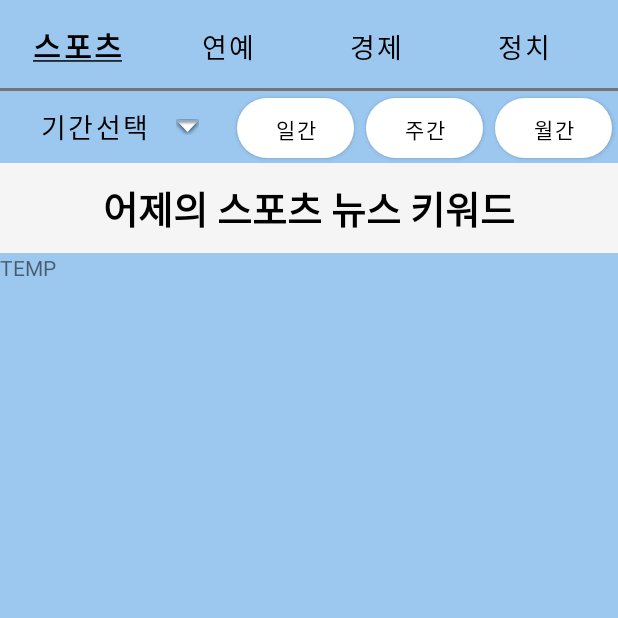
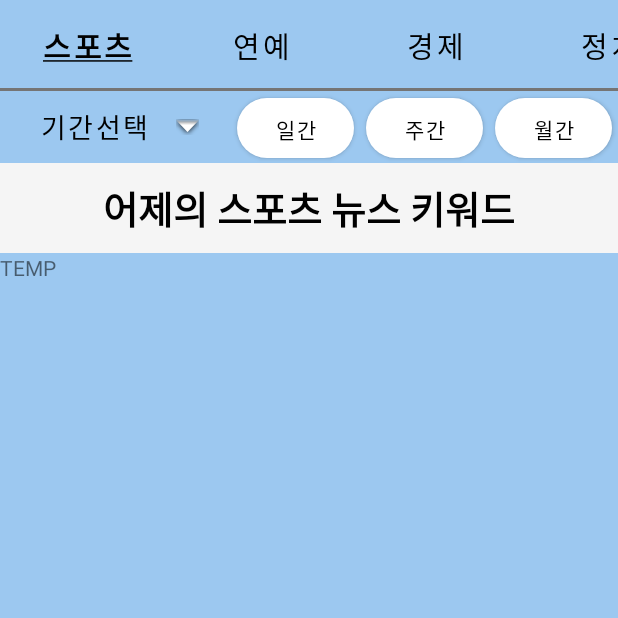
Before and after one commit to GR8-SW-Project/-Diving-into-the-news, an Android app: the screen it shows after launch (HomeActivity), on a phone screen of 412 x 824 dp, the top half of it. Run offline under Robolectric (Android 15) with nearby library versions, the light colour scheme and no system bars.

Commit message:
Code Refactoring / Font size change

```diff
--- a/app/src/main/java/com/example/divingintothenews/HomeActivity.java
+++ b/app/src/main/java/com/example/divingintothenews/HomeActivity.java
@@ -23,6 +23,7 @@ import java.util.Objects;
 
 public class HomeActivity extends AppCompatActivity {
 
+    // 메인 페이지 변수
     private TextView tv_title;
     private TextView tv_temp;
 
@@ -30,13 +31,15 @@ public class HomeActivity extends AppCompatActivity {
 
     private Button btn_date_select, btn_date_daily, btn_date_weekly, btn_date_monthly;
 
-    private Button btn_start_date, btn_end_date;
-
-    private Button btn_confirm, btn_cancel;
-
     private String date_selected = "어제";
     private String category_selected = "스포츠";
-    private Button picked_button;
+
+    private int btn_ctg_selected;
+
+    // 팝업 변수
+    private Dialog popup;
+
+    private Button btn_start_date, btn_end_date, btn_confirm, btn_cancel, picked_button;
 
     private LocalDate startDate, endDate;
     private LocalDate now;
@@ -45,14 +48,11 @@ public class HomeActivity extends AppCompatActivity {
 
     private DateTimeFormatter formatter;
 
-    UnderlineSpan underlineSpan = new UnderlineSpan();
-    StyleSpan boldSpan = new StyleSpan(Typeface.BOLD);
-
-    private int btn_ctg_selected;
-
     // 선택된 카테고리 버튼 표시용 메소드
     public void buttonHighlight(Button btn)
     {
+        UnderlineSpan underlineSpan = new UnderlineSpan();
+        StyleSpan boldSpan = new StyleSpan(Typeface.BOLD);
         SpannableString content = new SpannableString(btn.getText());
         content.setSpan(underlineSpan, 0, content.length(), 0);
         content.setSpan(boldSpan, 0, content.length(), Spannable.SPAN_EXCLUSIVE_EXCLUSIVE);
@@ -63,6 +63,8 @@ public class HomeActivity extends AppCompatActivity {
     // 타 카테고리 버튼 선택 시 기존 표시 제거
     public void buttonRemoveHighlight(Button btn)
     {
+        UnderlineSpan underlineSpan = new UnderlineSpan();
+        StyleSpan boldSpan = new StyleSpan(Typeface.BOLD);
         SpannableString content = new SpannableString(btn.getText());
         content.removeSpan(underlineSpan);
         content.removeSpan(boldSpan);
@@ -77,6 +79,7 @@ public class HomeActivity extends AppCompatActivity {
         tv_title.setText(text);
     }
 
+    // 카테고리 선택 버튼 리스너
     class CategoryBtnOnClickListener implements Button.OnClickListener {
         @Override
         public void onClick(View view) {
@@ -105,6 +108,7 @@ public class HomeActivity extends AppCompatActivity {
         }
     }
 
+    // 일간, 주간, 월간 선택 버튼 리스너
     class DateBtnOnClickListener implements Button.OnClickListener {
         @Override
         public void onClick(View view) {
@@ -118,12 +122,23 @@ public class HomeActivity extends AppCompatActivity {
         }
     }
 
+    // 기간 선택 버튼 리스너
+    class DateSelectBtnOnClickListener implements View.OnClickListener{
+        @Override
+        public void onClick(View view)
+        {
+            InitializePopup();
+        }
+    }
+
+    // 팝업 || 시작일, 종료일 버튼 리스너
     class DatePickerBtnOnClickListener implements Button.OnClickListener {
         @Override
         public void onClick(View view) {
             startDate = LocalDate.now();
             endDate = LocalDate.now();
 
+            date_picker.updateDate(now.getYear(), now.getMonthValue()-1, now.getDayOfMonth());
             date_picker.show();
             if(view.getId() == R.id.btn_start_date){
                 picked_button = btn_start_date;}
@@ -132,10 +147,27 @@ public class HomeActivity extends AppCompatActivity {
         }
     }
 
+    // 팝업 || 날짜 선택 리스너
+    class DatePickerOnDateSetListener implements DatePickerDialog.OnDateSetListener{
+        @Override
+        public void onDateSet(DatePicker view, int year, int monthOfYear, int dayOfMonth) {
+            LocalDate local_date = LocalDate.of(year, monthOfYear+1, dayOfMonth);
+            String local_date_text = local_date.format(formatter);
+
+            picked_button.setText(local_date_text);
+
+            if (picked_button == btn_start_date){
+                startDate = local_date;}
+            else{
+                endDate = local_date;}
+
+            btn_confirm.setEnabled(startDate != null && endDate != null && ((startDate.compareTo(endDate) <= 0)));
+        }
+    }
+
+
     public void InitializeVariable()
     {
-        now = LocalDate.now();
-        formatter = DateTimeFormatter.ofPattern("yyyy/MM/dd");
         btn_ctg_selected = R.id.btn_ctg_sports;
     }
 
@@ -163,7 +195,6 @@ public class HomeActivity extends AppCompatActivity {
     public void InitializeListener()
     {
         CategoryBtnOnClickListener onClickListener1 = new CategoryBtnOnClickListener() ;
-
         btn_ctg_sports.setOnClickListener(onClickListener1);
         btn_ctg_entertainment.setOnClickListener(onClickListener1);
         btn_ctg_economy.setOnClickListener(onClickListener1);
@@ -171,32 +202,33 @@ public class HomeActivity extends AppCompatActivity {
         btn_ctg_esports.setOnClickListener(onClickListener1);
 
         DateBtnOnClickListener onClickListener2 = new DateBtnOnClickListener();
-
         btn_date_daily.setOnClickListener(onClickListener2);
         btn_date_weekly.setOnClickListener(onClickListener2);
         btn_date_monthly.setOnClickListener(onClickListener2);
+
+        DateSelectBtnOnClickListener onClickListener3 = new DateSelectBtnOnClickListener();
+        btn_date_select.setOnClickListener(onClickListener3);
     }
 
-    public void InitializeDatePicker()
+    public void InitializePopup()
     {
-        Dialog popup = new Dialog(this);
-
-        btn_date_select.setOnClickListener(new View.OnClickListener() {
-            @Override
-            public void onClick(View view) {
+        popup = new Dialog(this);
         popup.setContentView(R.layout.popup_layout);
-
         popup.getWindow().setBackgroundDrawable(new ColorDrawable(Color.TRANSPARENT));
-
         popup.show();
 
-                DatePickerBtnOnClickListener onClickListener3 = new DatePickerBtnOnClickListener();
+        InitializePopupView();
+        InitializePopupListener();
+        InitializePopupDatePicker();
+    }
+
+    public void InitializePopupView()
+    {
+        now = LocalDate.now();
+        formatter = DateTimeFormatter.ofPattern("yyyy/MM/dd");
 
         btn_start_date = (Button) popup.findViewById(R.id.btn_start_date);
         btn_end_date = (Button) popup.findViewById(R.id.btn_end_date);
-
-                btn_start_date.setOnClickListener(onClickListener3);
-                btn_end_date.setOnClickListener(onClickListener3);
 
         String local_date_text = now.format(formatter);
         btn_start_date.setText(local_date_text);
@@ -204,6 +236,14 @@ public class HomeActivity extends AppCompatActivity {
 
         btn_confirm = (Button) popup.findViewById(R.id.btn_confirm);
         btn_cancel = (Button) popup.findViewById(R.id.btn_cancel);
+    }
+
+    public void InitializePopupListener()
+    {
+        DatePickerBtnOnClickListener onClickListener4 = new DatePickerBtnOnClickListener();
+
+        btn_start_date.setOnClickListener(onClickListener4);
+        btn_end_date.setOnClickListener(onClickListener4);
 
         btn_confirm.setOnClickListener(new View.OnClickListener() {
             @Override
@@ -225,29 +265,11 @@ public class HomeActivity extends AppCompatActivity {
             }
         });
     }
-        });
 
+    public void InitializePopupDatePicker()
+    {
         date_picker = new DatePickerDialog(this, null, now.getYear(), now.getMonthValue()-1, now.getDayOfMonth());
-
-        DatePickerDialog.OnDateSetListener listener = new DatePickerDialog.OnDateSetListener() {
-            @Override
-            public void onDateSet(DatePicker view, int year, int monthOfYear, int dayOfMonth) {
-                LocalDate local_date = LocalDate.of(year, monthOfYear, dayOfMonth);
-                String local_date_text = local_date.format(formatter);
-
-                picked_button.setText(local_date_text);
-
-                if (picked_button == btn_start_date){
-                    startDate = local_date;}
-                else{
-                    endDate = local_date;}
-
-                btn_confirm.setEnabled(startDate != null && endDate != null && ((startDate.compareTo(endDate) <= 0)));
-
-                Toast.makeText(getApplicationContext(), year + "년" + monthOfYear + "월" + dayOfMonth +"일", Toast.LENGTH_SHORT).show();
-            }
-        };
-
+        DatePickerOnDateSetListener listener = new DatePickerOnDateSetListener();
         date_picker.setOnDateSetListener(listener);
     }
 
@@ -259,7 +281,6 @@ public class HomeActivity extends AppCompatActivity {
         InitializeVariable();
         InitializeView();
         InitializeListener();
-        InitializeDatePicker();
 
         buttonHighlight(btn_ctg_sports);
     }
--- a/app/src/main/res/layout/activity_home.xml
+++ b/app/src/main/res/layout/activity_home.xml
@@ -22,58 +22,58 @@
             android:orientation="horizontal">
             <Button
                 android:id="@+id/btn_ctg_sports"
-                android:layout_width="wrap_content"
+                android:layout_width="105dp"
                 android:layout_height="wrap_content"
                 android:layout_margin="5dp"
                 android:layout_weight="1"
                 android:background="@android:color/transparent"
                 android:text="스포츠"
                 android:textColor="@color/black"
-                android:textSize="18sp" />
+                android:textSize="19sp" />
 
             <Button
                 android:id="@+id/btn_ctg_entertainment"
-                android:layout_width="wrap_content"
+                android:layout_width="105dp"
                 android:layout_height="wrap_content"
                 android:layout_margin="5dp"
                 android:layout_weight="1"
                 android:background="@android:color/transparent"
                 android:text="연예"
                 android:textColor="@color/black"
-                android:textSize="18sp" />
+                android:textSize="19sp" />
 
             <Button
                 android:id="@+id/btn_ctg_economy"
-                android:layout_width="wrap_content"
+                android:layout_width="105dp"
                 android:layout_height="wrap_content"
                 android:layout_margin="5dp"
                 android:layout_weight="1"
                 android:background="@android:color/transparent"
                 android:text="경제"
                 android:textColor="@color/black"
-                android:textSize="18sp" />
+                android:textSize="19sp" />
 
             <Button
                 android:id="@+id/btn_ctg_politics"
-                android:layout_width="wrap_content"
+                android:layout_width="105dp"
                 android:layout_height="wrap_content"
                 android:layout_margin="5dp"
                 android:layout_weight="1"
                 android:background="@android:color/transparent"
                 android:text="정치"
                 android:textColor="@color/black"
-                android:textSize="18sp" />
+                android:textSize="19sp" />
 
             <Button
                 android:id="@+id/btn_ctg_esports"
-                android:layout_width="wrap_content"
+                android:layout_width="105dp"
                 android:layout_height="wrap_content"
                 android:layout_margin="5dp"
                 android:layout_weight="1"
                 android:background="@android:color/transparent"
                 android:text="E스포츠"
                 android:textColor="@color/black"
-                android:textSize="18sp" />
+                android:textSize="19sp" />
         </LinearLayout>
     </HorizontalScrollView>
 
```
Lines whose indentation alone changed are shown as unchanged.
